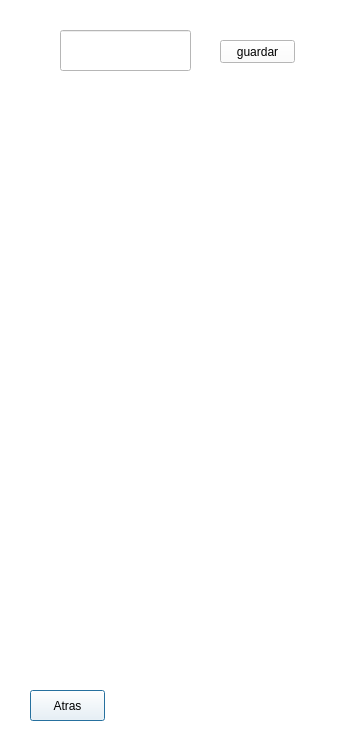
This is ventana4.ui in bryanfelixmc/gui_base as Qt 5 draws it before an edit. The edited form follows.
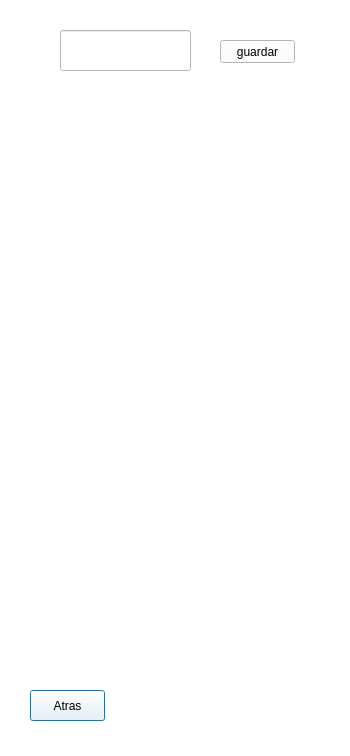
This is the edited form.

Diff of the .ui file:
```diff
--- a/ventana4.ui
+++ b/ventana4.ui
@@ -7,7 +7,7 @@
     <x>0</x>
     <y>0</y>
     <width>350</width>
-    <height>750</height>
+    <height>756</height>
    </rect>
   </property>
   <property name="windowTitle">
```
